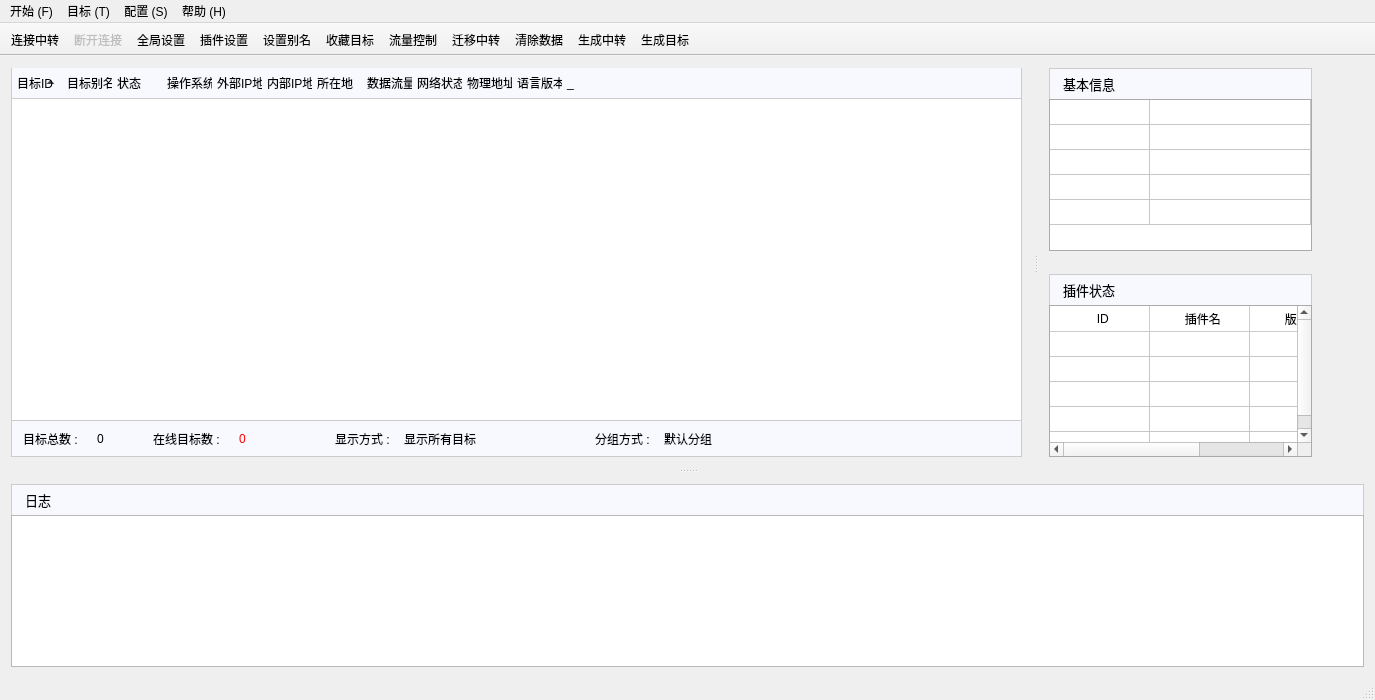
This is maindlg.ui in yzx65/RemoteControl as Qt 5 draws it before an edit. The edited form follows.
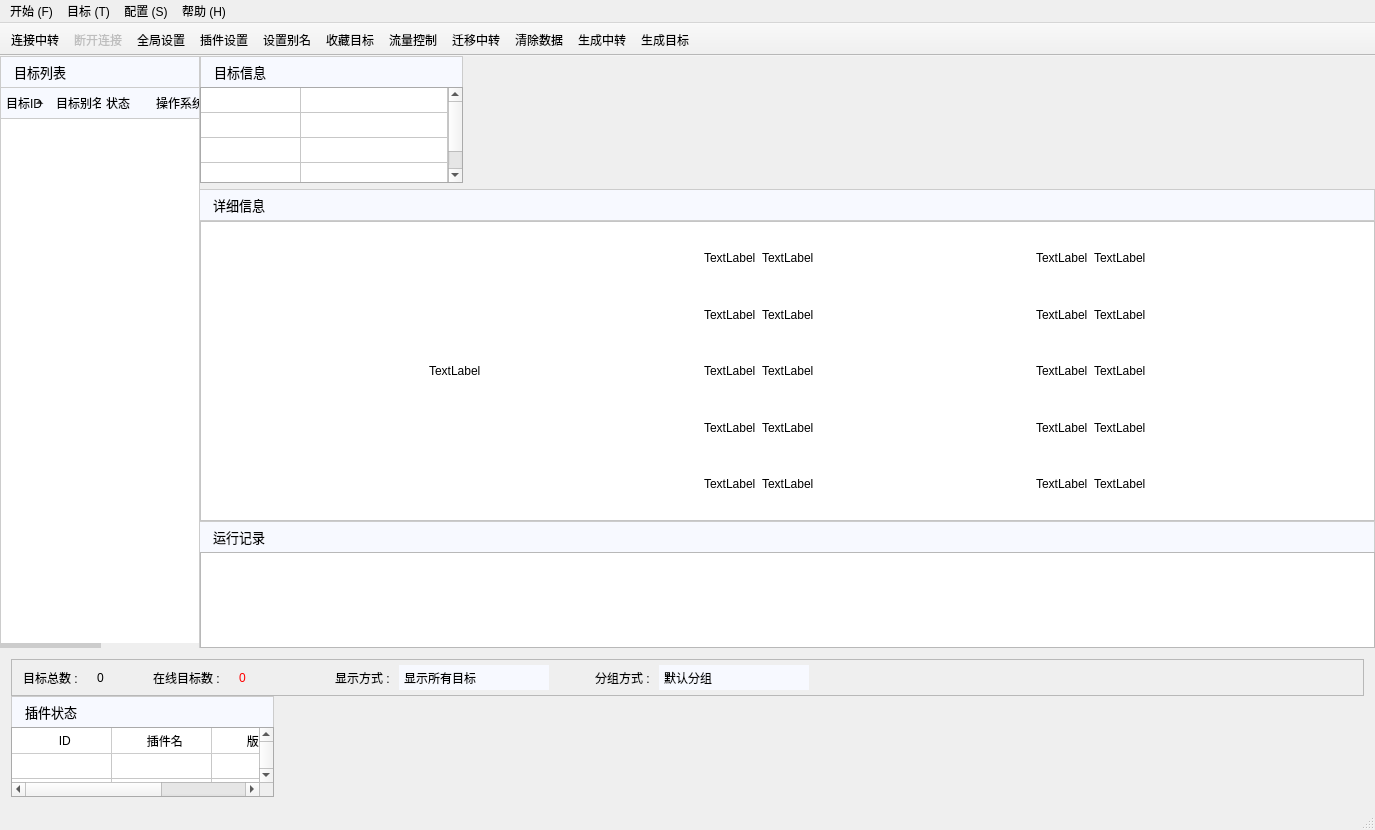
This is the edited form. Icons and pictures are not drawn.

Commit message: Change main dialog's appearance

```diff
--- a/maindlg.ui
+++ b/maindlg.ui
@@ -7,7 +7,7 @@
     <x>0</x>
     <y>0</y>
     <width>1375</width>
-    <height>700</height>
+    <height>830</height>
    </rect>
   </property>
   <property name="windowTitle">
@@ -20,47 +20,51 @@
    <property name="styleSheet">
     <string notr="true"/>
    </property>
-   <layout class="QVBoxLayout" name="verticalLayout_5">
+   <layout class="QVBoxLayout" name="verticalLayout_6">
     <property name="spacing">
      <number>0</number>
     </property>
-    <property name="leftMargin">
+    <property name="margin">
      <number>0</number>
     </property>
-    <property name="topMargin">
-     <number>1</number>
-    </property>
-    <property name="rightMargin">
+    <item>
+     <layout class="QHBoxLayout" name="horizontalLayout_2">
+      <property name="spacing">
      <number>0</number>
     </property>
-    <property name="bottomMargin">
-     <number>0</number>
-    </property>
     <item>
-     <widget class="QSplitter" name="splitter_3">
-      <property name="styleSheet">
-       <string notr="true"/>
-      </property>
-      <property name="orientation">
-       <enum>Qt::Vertical</enum>
-      </property>
-      <property name="handleWidth">
-       <number>5</number>
-      </property>
-      <widget class="QSplitter" name="topSplitter">
-       <property name="orientation">
-        <enum>Qt::Horizontal</enum>
-       </property>
-       <property name="handleWidth">
-        <number>5</number>
-       </property>
-       <widget class="QWidget" name="layoutWidget">
         <layout class="QVBoxLayout" name="verticalLayout_3">
          <property name="spacing">
           <number>0</number>
          </property>
+        <item>
+         <widget class="QLabel" name="label_8">
+          <property name="styleSheet">
+           <string notr="true">QLabel
+{
+	font-family:&quot;Microsoft Yahei&quot;;
+	font-size:13px;
+	background-color:rgb(247,249,255);;
+	color:black;
+	min-height:30px;
+	padding-left:10px;
+	border:1px solid #cccccc;
+	border-bottom-width:1px;
+}</string>
+          </property>
+          <property name="text">
+           <string>目标列表</string>
+          </property>
+         </widget>
+        </item>
          <item>
           <widget class="QTreeWidget" name="trTarget">
+          <property name="maximumSize">
+           <size>
+            <width>200</width>
+            <height>16777215</height>
+           </size>
+          </property>
            <property name="styleSheet">
             <string notr="true">/* QHeaderView::section {
 	background-color:qlineargradient(spread:pad, x1:0, y1:0, x2:0, y2:1, stop:0 rgba(172, 197, 224, 255), stop:1 rgba(200, 230, 255, 225));
@@ -173,6 +177,9 @@
            <property name="verticalScrollMode">
             <enum>QAbstractItemView::ScrollPerPixel</enum>
            </property>
+          <property name="indentation">
+           <number>0</number>
+          </property>
            <property name="sortingEnabled">
             <bool>true</bool>
            </property>
@@ -250,8 +257,528 @@
            </column>
           </widget>
          </item>
+       </layout>
+      </item>
          <item>
-          <widget class="QFrame" name="frame">
+       <layout class="QVBoxLayout" name="verticalLayout_4">
+        <item>
+         <widget class="QFrame" name="frame_target_info">
+          <layout class="QVBoxLayout" name="verticalLayout_2">
+           <property name="spacing">
+            <number>0</number>
+           </property>
+           <property name="margin">
+            <number>0</number>
+           </property>
+           <item>
+            <widget class="QLabel" name="label_4">
+             <property name="minimumSize">
+              <size>
+               <width>263</width>
+               <height>31</height>
+              </size>
+             </property>
+             <property name="maximumSize">
+              <size>
+               <width>263</width>
+               <height>16777215</height>
+              </size>
+             </property>
+             <property name="styleSheet">
+              <string notr="true">QLabel
+{
+	font-family:&quot;Microsoft Yahei&quot;;
+	font-size:13px;
+	background-color:rgb(247,249,255);;
+	color:black;
+	min-height:30px;
+	padding-left:10px;
+	border:1px solid #cccccc;
+	border-bottom-width:0px;
+}</string>
+             </property>
+             <property name="text">
+              <string>目标信息</string>
+             </property>
+            </widget>
+           </item>
+           <item>
+            <widget class="QTableWidget" name="tbBasicInfo">
+             <property name="minimumSize">
+              <size>
+               <width>263</width>
+               <height>0</height>
+              </size>
+             </property>
+             <property name="maximumSize">
+              <size>
+               <width>263</width>
+               <height>16777215</height>
+              </size>
+             </property>
+             <property name="styleSheet">
+              <string notr="true">QHeaderView::section {
+	background-color:qlineargradient(spread:pad, x1:0, y1:0, x2:0, y2:1, stop:0 #ffffff, stop:1 #eeeeee);
+	border:none;
+	border-right: 1px solid qlineargradient(spread:pad, x1:0, y1:0, x2:0, y2:1, stop:0 #dddddd, stop:1 #ffffff);
+	border-bottom: 0px solid #eeeeee;
+	height:25px;
+	color:#333333;
+	font-family:&quot;微软雅黑&quot;;
+	text-align:center left;
+ }
+QHeaderView::section:hover {
+	background-color:qlineargradient(spread:pad, x1:0, y1:0, x2:0, y2:1, stop:0 #ddeeff, stop:1 #eef0ff);
+ }
+
+QTableWidget:item
+{
+	padding-left:10px;
+}
+
+QFrame#tbBasicInfo{
+	border:1px solid #aaaaaa;
+}
+
+ QHeaderView::down-arrow {
+     image: none;
+ }
+
+ QHeaderView::up-arrow {
+     image:none;
+}</string>
+             </property>
+             <property name="editTriggers">
+              <set>QAbstractItemView::NoEditTriggers</set>
+             </property>
+             <property name="selectionMode">
+              <enum>QAbstractItemView::SingleSelection</enum>
+             </property>
+             <property name="selectionBehavior">
+              <enum>QAbstractItemView::SelectRows</enum>
+             </property>
+             <property name="verticalScrollMode">
+              <enum>QAbstractItemView::ScrollPerPixel</enum>
+             </property>
+             <property name="horizontalScrollMode">
+              <enum>QAbstractItemView::ScrollPerPixel</enum>
+             </property>
+             <property name="sortingEnabled">
+              <bool>false</bool>
+             </property>
+             <attribute name="horizontalHeaderVisible">
+              <bool>false</bool>
+             </attribute>
+             <attribute name="horizontalHeaderHighlightSections">
+              <bool>false</bool>
+             </attribute>
+             <attribute name="horizontalHeaderStretchLastSection">
+              <bool>true</bool>
+             </attribute>
+             <attribute name="verticalHeaderVisible">
+              <bool>false</bool>
+             </attribute>
+             <attribute name="verticalHeaderDefaultSectionSize">
+              <number>25</number>
+             </attribute>
+             <attribute name="verticalHeaderHighlightSections">
+              <bool>false</bool>
+             </attribute>
+             <row>
+              <property name="text">
+               <string>新建行</string>
+              </property>
+             </row>
+             <row>
+              <property name="text">
+               <string>New Row</string>
+              </property>
+             </row>
+             <row>
+              <property name="text">
+               <string>新建行</string>
+              </property>
+             </row>
+             <row>
+              <property name="text">
+               <string>新建行</string>
+              </property>
+             </row>
+             <row>
+              <property name="text">
+               <string>新建行</string>
+              </property>
+             </row>
+             <column>
+              <property name="text">
+               <string>项目</string>
+              </property>
+             </column>
+             <column>
+              <property name="text">
+               <string>内容</string>
+              </property>
+             </column>
+            </widget>
+           </item>
+          </layout>
+         </widget>
+        </item>
+        <item>
+         <widget class="QFrame" name="logFrame">
+          <layout class="QVBoxLayout" name="verticalLayout">
+           <property name="spacing">
+            <number>0</number>
+           </property>
+           <property name="margin">
+            <number>0</number>
+           </property>
+           <item>
+            <widget class="QLabel" name="label_9">
+             <property name="styleSheet">
+              <string notr="true">QLabel
+{
+	font-family:&quot;Microsoft Yahei&quot;;
+	font-size:13px;
+	background-color:rgb(247,249,255);;
+	color:black;
+	min-height:30px;
+	padding-left:10px;
+	border:1px solid #cccccc;
+	border-left-width:0px;
+}</string>
+             </property>
+             <property name="text">
+              <string>详细信息</string>
+             </property>
+            </widget>
+           </item>
+           <item>
+            <widget class="QFrame" name="basic_info">
+             <property name="sizePolicy">
+              <sizepolicy hsizetype="Expanding" vsizetype="Expanding">
+               <horstretch>0</horstretch>
+               <verstretch>0</verstretch>
+              </sizepolicy>
+             </property>
+             <property name="minimumSize">
+              <size>
+               <width>0</width>
+               <height>300</height>
+              </size>
+             </property>
+             <property name="styleSheet">
+              <string notr="true">QFrame#basic_info
+{
+background-color:white;
+}</string>
+             </property>
+             <property name="frameShape">
+              <enum>QFrame::StyledPanel</enum>
+             </property>
+             <property name="frameShadow">
+              <enum>QFrame::Raised</enum>
+             </property>
+             <layout class="QHBoxLayout" name="horizontalLayout_13">
+              <item>
+               <spacer name="horizontalSpacer_6">
+                <property name="orientation">
+                 <enum>Qt::Horizontal</enum>
+                </property>
+                <property name="sizeHint" stdset="0">
+                 <size>
+                  <width>82</width>
+                  <height>20</height>
+                 </size>
+                </property>
+               </spacer>
+              </item>
+              <item>
+               <widget class="QLabel" name="label_10">
+                <property name="text">
+                 <string>TextLabel</string>
+                </property>
+               </widget>
+              </item>
+              <item>
+               <spacer name="horizontalSpacer_7">
+                <property name="orientation">
+                 <enum>Qt::Horizontal</enum>
+                </property>
+                <property name="sizeHint" stdset="0">
+                 <size>
+                  <width>81</width>
+                  <height>20</height>
+                 </size>
+                </property>
+               </spacer>
+              </item>
+              <item>
+               <layout class="QVBoxLayout" name="verticalLayout_7">
+                <item>
+                 <layout class="QHBoxLayout" name="horizontalLayout_3">
+                  <item>
+                   <widget class="QLabel" name="label_11">
+                    <property name="text">
+                     <string>TextLabel</string>
+                    </property>
+                   </widget>
+                  </item>
+                  <item>
+                   <widget class="QLabel" name="label_12">
+                    <property name="text">
+                     <string>TextLabel</string>
+                    </property>
+                   </widget>
+                  </item>
+                 </layout>
+                </item>
+                <item>
+                 <layout class="QHBoxLayout" name="horizontalLayout_4">
+                  <item>
+                   <widget class="QLabel" name="label_13">
+                    <property name="text">
+                     <string>TextLabel</string>
+                    </property>
+                   </widget>
+                  </item>
+                  <item>
+                   <widget class="QLabel" name="label_14">
+                    <property name="text">
+                     <string>TextLabel</string>
+                    </property>
+                   </widget>
+                  </item>
+                 </layout>
+                </item>
+                <item>
+                 <layout class="QHBoxLayout" name="horizontalLayout_5">
+                  <item>
+                   <widget class="QLabel" name="label_15">
+                    <property name="text">
+                     <string>TextLabel</string>
+                    </property>
+                   </widget>
+                  </item>
+                  <item>
+                   <widget class="QLabel" name="label_16">
+                    <property name="text">
+                     <string>TextLabel</string>
+                    </property>
+                   </widget>
+                  </item>
+                 </layout>
+                </item>
+                <item>
+                 <layout class="QHBoxLayout" name="horizontalLayout_6">
+                  <item>
+                   <widget class="QLabel" name="label_17">
+                    <property name="text">
+                     <string>TextLabel</string>
+                    </property>
+                   </widget>
+                  </item>
+                  <item>
+                   <widget class="QLabel" name="label_18">
+                    <property name="text">
+                     <string>TextLabel</string>
+                    </property>
+                   </widget>
+                  </item>
+                 </layout>
+                </item>
+                <item>
+                 <layout class="QHBoxLayout" name="horizontalLayout_7">
+                  <item>
+                   <widget class="QLabel" name="label_19">
+                    <property name="text">
+                     <string>TextLabel</string>
+                    </property>
+                   </widget>
+                  </item>
+                  <item>
+                   <widget class="QLabel" name="label_20">
+                    <property name="text">
+                     <string>TextLabel</string>
+                    </property>
+                   </widget>
+                  </item>
+                 </layout>
+                </item>
+               </layout>
+              </item>
+              <item>
+               <spacer name="horizontalSpacer_8">
+                <property name="orientation">
+                 <enum>Qt::Horizontal</enum>
+                </property>
+                <property name="sizeHint" stdset="0">
+                 <size>
+                  <width>82</width>
+                  <height>20</height>
+                 </size>
+                </property>
+               </spacer>
+              </item>
+              <item>
+               <layout class="QVBoxLayout" name="verticalLayout_8">
+                <item>
+                 <layout class="QHBoxLayout" name="horizontalLayout_8">
+                  <item>
+                   <widget class="QLabel" name="label_21">
+                    <property name="text">
+                     <string>TextLabel</string>
+                    </property>
+                   </widget>
+                  </item>
+                  <item>
+                   <widget class="QLabel" name="label_22">
+                    <property name="text">
+                     <string>TextLabel</string>
+                    </property>
+                   </widget>
+                  </item>
+                 </layout>
+                </item>
+                <item>
+                 <layout class="QHBoxLayout" name="horizontalLayout_9">
+                  <item>
+                   <widget class="QLabel" name="label_23">
+                    <property name="text">
+                     <string>TextLabel</string>
+                    </property>
+                   </widget>
+                  </item>
+                  <item>
+                   <widget class="QLabel" name="label_24">
+                    <property name="text">
+                     <string>TextLabel</string>
+                    </property>
+                   </widget>
+                  </item>
+                 </layout>
+                </item>
+                <item>
+                 <layout class="QHBoxLayout" name="horizontalLayout_10">
+                  <item>
+                   <widget class="QLabel" name="label_25">
+                    <property name="text">
+                     <string>TextLabel</string>
+                    </property>
+                   </widget>
+                  </item>
+                  <item>
+                   <widget class="QLabel" name="label_26">
+                    <property name="text">
+                     <string>TextLabel</string>
+                    </property>
+                   </widget>
+                  </item>
+                 </layout>
+                </item>
+                <item>
+                 <layout class="QHBoxLayout" name="horizontalLayout_11">
+                  <item>
+                   <widget class="QLabel" name="label_27">
+                    <property name="text">
+                     <string>TextLabel</string>
+                    </property>
+                   </widget>
+                  </item>
+                  <item>
+                   <widget class="QLabel" name="label_28">
+                    <property name="text">
+                     <string>TextLabel</string>
+                    </property>
+                   </widget>
+                  </item>
+                 </layout>
+                </item>
+                <item>
+                 <layout class="QHBoxLayout" name="horizontalLayout_12">
+                  <item>
+                   <widget class="QLabel" name="label_29">
+                    <property name="text">
+                     <string>TextLabel</string>
+                    </property>
+                   </widget>
+                  </item>
+                  <item>
+                   <widget class="QLabel" name="label_30">
+                    <property name="text">
+                     <string>TextLabel</string>
+                    </property>
+                   </widget>
+                  </item>
+                 </layout>
+                </item>
+               </layout>
+              </item>
+              <item>
+               <spacer name="horizontalSpacer_9">
+                <property name="orientation">
+                 <enum>Qt::Horizontal</enum>
+                </property>
+                <property name="sizeHint" stdset="0">
+                 <size>
+                  <width>81</width>
+                  <height>20</height>
+                 </size>
+                </property>
+               </spacer>
+              </item>
+             </layout>
+            </widget>
+           </item>
+           <item>
+            <widget class="QLabel" name="label_7">
+             <property name="styleSheet">
+              <string notr="true">QLabel
+{
+	font-family:&quot;Microsoft Yahei&quot;;
+	font-size:13px;
+	background-color:rgb(247,249,255);;
+	color:black;
+	min-height:30px;
+	padding-left:10px;
+	border:1px solid #cccccc;
+	border-bottom-width:0px;
+	border-left-width:0px;
+}</string>
+             </property>
+             <property name="text">
+              <string>运行记录</string>
+             </property>
+            </widget>
+           </item>
+           <item>
+            <widget class="QTextEdit" name="edtLog">
+             <property name="maximumSize">
+              <size>
+               <width>16777215</width>
+               <height>300</height>
+              </size>
+             </property>
+             <property name="readOnly">
+              <bool>true</bool>
+             </property>
+            </widget>
+           </item>
+          </layout>
+         </widget>
+        </item>
+       </layout>
+      </item>
+     </layout>
+    </item>
+    <item>
+     <widget class="QFrame" name="pluginStatus">
+      <layout class="QVBoxLayout" name="verticalLayout_5">
+       <property name="spacing">
+        <number>0</number>
+       </property>
+       <item>
+        <widget class="QFrame" name="displayMode">
            <property name="styleSheet">
             <string notr="true">QWidget
 {
@@ -677,190 +1204,6 @@
            </layout>
           </widget>
          </item>
-        </layout>
-       </widget>
-       <widget class="QSplitter" name="splitter">
-        <property name="minimumSize">
-         <size>
-          <width>263</width>
-          <height>0</height>
-         </size>
-        </property>
-        <property name="maximumSize">
-         <size>
-          <width>16777215</width>
-          <height>16777215</height>
-         </size>
-        </property>
-        <property name="orientation">
-         <enum>Qt::Vertical</enum>
-        </property>
-        <property name="handleWidth">
-         <number>1</number>
-        </property>
-        <widget class="QWidget" name="layoutWidget">
-         <layout class="QVBoxLayout" name="verticalLayout">
-          <property name="spacing">
-           <number>0</number>
-          </property>
-          <item>
-           <widget class="QLabel" name="label_4">
-            <property name="minimumSize">
-             <size>
-              <width>263</width>
-              <height>31</height>
-             </size>
-            </property>
-            <property name="maximumSize">
-             <size>
-              <width>263</width>
-              <height>16777215</height>
-             </size>
-            </property>
-            <property name="styleSheet">
-             <string notr="true">QLabel
-{
-	font-family:&quot;Microsoft Yahei&quot;;
-	font-size:13px;
-	background-color:rgb(247,249,255);;
-	color:black;
-	min-height:30px;
-	padding-left:10px;
-	border:1px solid #cccccc;
-	border-bottom-width:0px;
-}</string>
-            </property>
-            <property name="text">
-             <string>基本信息</string>
-            </property>
-           </widget>
-          </item>
-          <item>
-           <widget class="QTableWidget" name="tbBasicInfo">
-            <property name="minimumSize">
-             <size>
-              <width>263</width>
-              <height>0</height>
-             </size>
-            </property>
-            <property name="maximumSize">
-             <size>
-              <width>263</width>
-              <height>16777215</height>
-             </size>
-            </property>
-            <property name="styleSheet">
-             <string notr="true">QHeaderView::section {
-	background-color:qlineargradient(spread:pad, x1:0, y1:0, x2:0, y2:1, stop:0 #ffffff, stop:1 #eeeeee);
-	border:none;
-	border-right: 1px solid qlineargradient(spread:pad, x1:0, y1:0, x2:0, y2:1, stop:0 #dddddd, stop:1 #ffffff);
-	border-bottom: 0px solid #eeeeee;
-	height:25px;
-	color:#333333;
-	font-family:&quot;微软雅黑&quot;;
-	text-align:center left;
- }
-QHeaderView::section:hover {
-	background-color:qlineargradient(spread:pad, x1:0, y1:0, x2:0, y2:1, stop:0 #ddeeff, stop:1 #eef0ff);
- }
-
-QTableWidget:item
-{
-	padding-left:10px;
-}
-
-QFrame#tbBasicInfo{
-	border:1px solid #aaaaaa;
-}
-
- QHeaderView::down-arrow {
-     image: none;
- }
-
- QHeaderView::up-arrow {
-     image:none;
-}</string>
-            </property>
-            <property name="editTriggers">
-             <set>QAbstractItemView::NoEditTriggers</set>
-            </property>
-            <property name="selectionMode">
-             <enum>QAbstractItemView::SingleSelection</enum>
-            </property>
-            <property name="selectionBehavior">
-             <enum>QAbstractItemView::SelectRows</enum>
-            </property>
-            <property name="verticalScrollMode">
-             <enum>QAbstractItemView::ScrollPerPixel</enum>
-            </property>
-            <property name="horizontalScrollMode">
-             <enum>QAbstractItemView::ScrollPerPixel</enum>
-            </property>
-            <property name="sortingEnabled">
-             <bool>false</bool>
-            </property>
-            <attribute name="horizontalHeaderVisible">
-             <bool>false</bool>
-            </attribute>
-            <attribute name="horizontalHeaderHighlightSections">
-             <bool>false</bool>
-            </attribute>
-            <attribute name="horizontalHeaderStretchLastSection">
-             <bool>true</bool>
-            </attribute>
-            <attribute name="verticalHeaderVisible">
-             <bool>false</bool>
-            </attribute>
-            <attribute name="verticalHeaderDefaultSectionSize">
-             <number>25</number>
-            </attribute>
-            <attribute name="verticalHeaderHighlightSections">
-             <bool>false</bool>
-            </attribute>
-            <row>
-             <property name="text">
-              <string>新建行</string>
-             </property>
-            </row>
-            <row>
-             <property name="text">
-              <string>New Row</string>
-             </property>
-            </row>
-            <row>
-             <property name="text">
-              <string>新建行</string>
-             </property>
-            </row>
-            <row>
-             <property name="text">
-              <string>新建行</string>
-             </property>
-            </row>
-            <row>
-             <property name="text">
-              <string>新建行</string>
-             </property>
-            </row>
-            <column>
-             <property name="text">
-              <string>项目</string>
-             </property>
-            </column>
-            <column>
-             <property name="text">
-              <string>内容</string>
-             </property>
-            </column>
-           </widget>
-          </item>
-         </layout>
-        </widget>
-        <widget class="QWidget" name="layoutWidget">
-         <layout class="QVBoxLayout" name="verticalLayout_2">
-          <property name="spacing">
-           <number>0</number>
-          </property>
           <item>
            <widget class="QLabel" name="label_6">
             <property name="minimumSize">
@@ -1025,92 +1368,12 @@
           </item>
          </layout>
         </widget>
-       </widget>
-      </widget>
-      <widget class="QWidget" name="layoutWidget">
-       <layout class="QVBoxLayout" name="verticalLayout_4">
-        <property name="spacing">
-         <number>0</number>
-        </property>
-        <item>
-         <widget class="QLabel" name="label_7">
-          <property name="styleSheet">
-           <string notr="true">QLabel
-{
-	font-family:&quot;Microsoft Yahei&quot;;
-	font-size:13px;
-	background-color:rgb(247,249,255);;
-	color:black;
-	min-height:30px;
-	padding-left:10px;
-	border:1px solid #cccccc;
-	border-bottom-width:0px;
-}</string>
-          </property>
-          <property name="text">
-           <string>日志</string>
-          </property>
-         </widget>
-        </item>
-        <item>
-         <widget class="QTableWidget" name="tbLog">
-          <property name="styleSheet">
-           <string notr="true"> QHeaderView::section {
-	background-color:qlineargradient(spread:pad, x1:0, y1:0, x2:0, y2:1, stop:0 rgba(255, 255, 255, 255), stop:1 rgba(200, 220, 255, 225));
-    padding-left: 4px;
-	border:none;
-	border-right: 1px solid rgb(200, 200, 200);
-	border-bottom: 1px solid rgb(200, 200, 200);
-	height:25px;
- }</string>
-          </property>
-          <property name="editTriggers">
-           <set>QAbstractItemView::NoEditTriggers</set>
-          </property>
-          <property name="selectionMode">
-           <enum>QAbstractItemView::SingleSelection</enum>
-          </property>
-          <property name="selectionBehavior">
-           <enum>QAbstractItemView::SelectRows</enum>
-          </property>
-          <property name="sortingEnabled">
-           <bool>true</bool>
-          </property>
-          <attribute name="horizontalHeaderVisible">
-           <bool>false</bool>
-          </attribute>
-          <attribute name="horizontalHeaderHighlightSections">
-           <bool>false</bool>
-          </attribute>
-          <attribute name="horizontalHeaderStretchLastSection">
-           <bool>true</bool>
-          </attribute>
-          <attribute name="verticalHeaderVisible">
-           <bool>false</bool>
-          </attribute>
-          <attribute name="verticalHeaderDefaultSectionSize">
-           <number>25</number>
-          </attribute>
-          <attribute name="verticalHeaderHighlightSections">
-           <bool>false</bool>
-          </attribute>
-          <column>
-           <property name="text">
-            <string>时间</string>
-           </property>
-          </column>
-          <column>
-           <property name="text">
-            <string>内容</string>
-           </property>
-          </column>
-         </widget>
-        </item>
-       </layout>
-      </widget>
-     </widget>
-    </item>
-   </layout>
+    </item>
+   </layout>
+   <zorder>splitter_3</zorder>
+   <zorder>label_4</zorder>
+   <zorder>tbBasicInfo</zorder>
+   <zorder>edtLog</zorder>
   </widget>
   <widget class="QToolBar" name="mainToolBar">
    <property name="movable">
```
Lines whose indentation alone changed are shown as unchanged. The commit also changes 5 other files.
